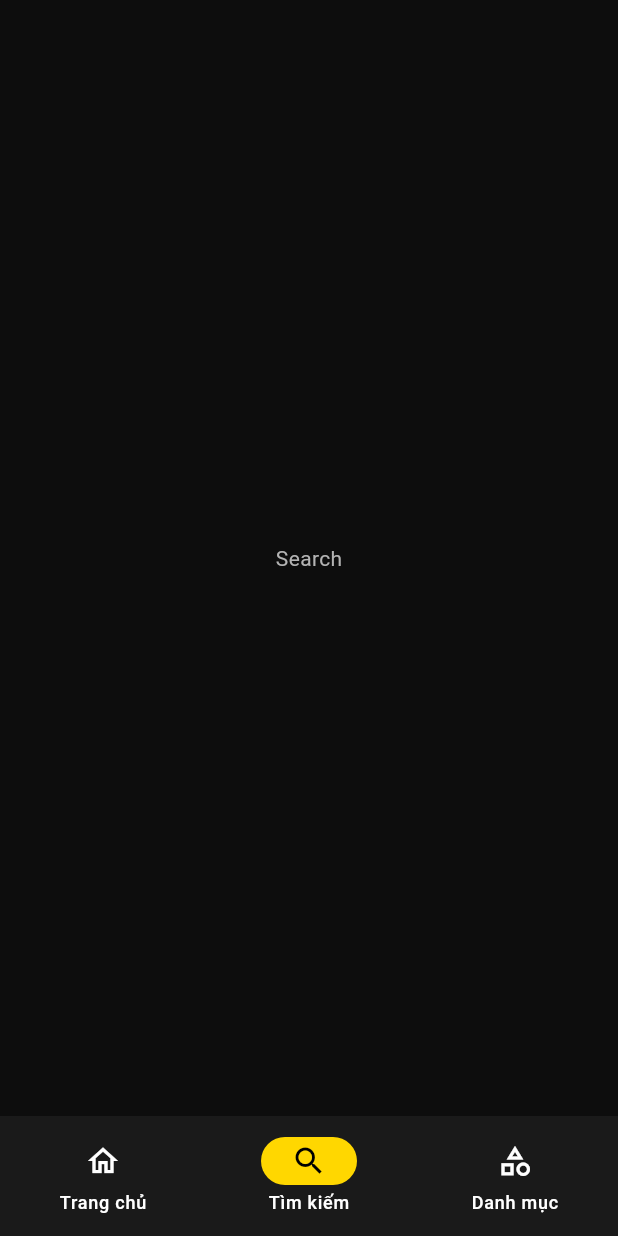
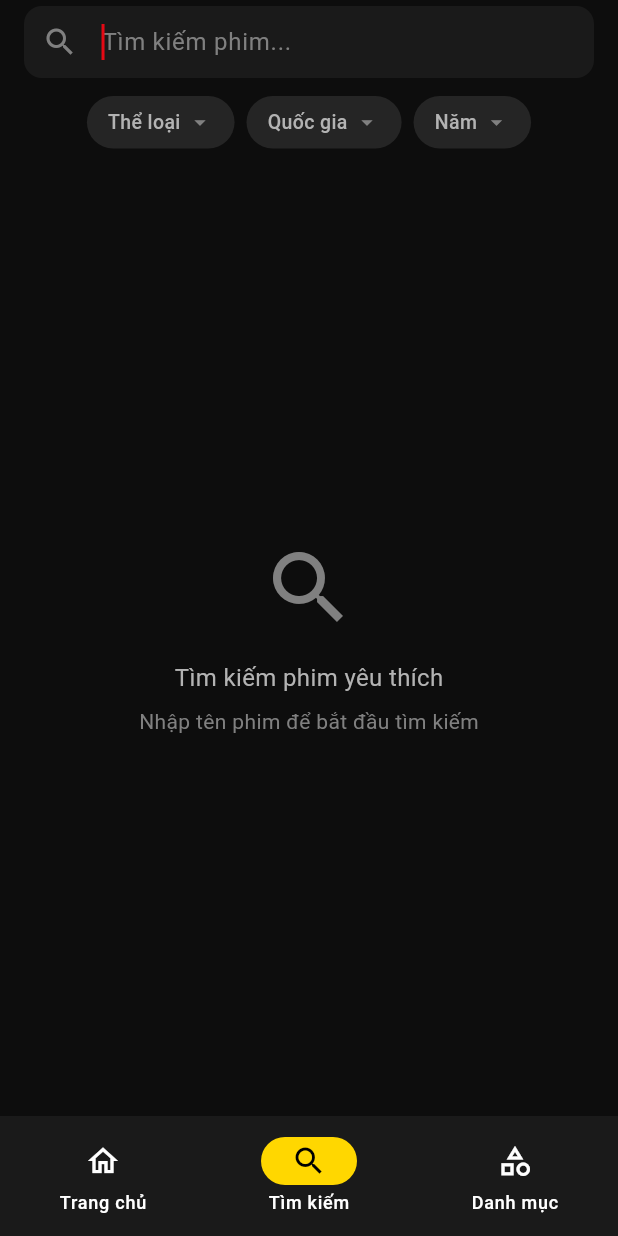
Before and after one commit to vien105200318/nolelamphim, a Flutter app: the screen it shows after launch, item 2 of the bottom bar chosen, on a phone screen of 412 x 824 dp. Run offline on Flutter 3.47's test engine with Material 3 defaults, Android fonts, the phone set to English and light mode, and no system bars; our stand-ins replace cached_network_image, dio, flutter_riverpod, freezed_annotation, go_router, shimmer and 1 more; network calls fail.

Commit message:
sprint-5/search: add Search + Filter for Flutter and Web
Flutter:
- SearchProvider with debounce, categories/countries/years fetchers
- SearchScreen with search bar, filter chips, results grid
- SearchBarWidget with auto-focus
- FilterChips dropdown for category/country/year

Web:
- /search page with client-side search and debounce (400ms)
- Dropdown filters for Thể loại, Quốc gia, Năm
- Results grid with loading skeleton and empty states

```diff
--- /dev/null
+++ b/lib/features/search/providers/search_provider.dart
@@ -0,0 +1,56 @@
+import 'package:flutter_riverpod/flutter_riverpod.dart';
+import '../../../core/api/api_endpoints.dart';
+import '../../../core/models/data_list_response.dart';
+import '../../../core/models/list_response.dart';
+import '../../../core/models/movie.dart';
+import '../../../core/models/category.dart';
+import '../../../core/models/country.dart';
+import '../../../core/models/year_item.dart';
+import '../../home/providers/home_provider.dart';
+
+final searchQueryProvider = StateProvider<String>((ref) => '');
+
+final searchResultsProvider = FutureProvider<List<Movie>>((ref) async {
+  final query = ref.watch(searchQueryProvider);
+  if (query.trim().isEmpty) return [];
+  final api = ref.read(apiClientProvider);
+  final response = await api.get(
+    ApiEndpoints.search,
+    params: {'keyword': query, 'limit': 20},
+  );
+  final data = ListResponse<Movie>.fromJson(
+    response.data as Map<String, dynamic>,
+    (json) => Movie.fromJson(json),
+  );
+  return data.items;
+});
+
+final categoriesProvider = FutureProvider<List<Category>>((ref) async {
+  final api = ref.read(apiClientProvider);
+  final response = await api.get(ApiEndpoints.categories);
+  final data = DataListResponse<Category>.fromJson(
+    response.data as Map<String, dynamic>,
+    (json) => Category.fromJson(json),
+  );
+  return data.items;
+});
+
+final countriesProvider = FutureProvider<List<Country>>((ref) async {
+  final api = ref.read(apiClientProvider);
+  final response = await api.get(ApiEndpoints.countries);
+  final data = DataListResponse<Country>.fromJson(
+    response.data as Map<String, dynamic>,
+    (json) => Country.fromJson(json),
+  );
+  return data.items;
+});
+
+final yearsProvider = FutureProvider<List<String>>((ref) async {
+  final api = ref.read(apiClientProvider);
+  final response = await api.get(ApiEndpoints.years);
+  final data = DataListResponse<YearItem>.fromJson(
+    response.data as Map<String, dynamic>,
+    (json) => YearItem.fromJson(json),
+  );
+  return data.items.map((e) => e.name).toList();
+});
--- a/lib/features/search/screens/search_screen.dart
+++ b/lib/features/search/screens/search_screen.dart
@@ -1,12 +1,174 @@
 import 'package:flutter/material.dart';
+import 'package:flutter_riverpod/flutter_riverpod.dart';
+import '../providers/search_provider.dart';
+import '../widgets/search_bar_widget.dart';
+import '../widgets/filter_chips.dart';
+import '../../../core/theme/app_colors.dart';
+import '../../../core/models/movie.dart';
+import '../../home/widgets/movie_card.dart';
 
-class SearchScreen extends StatelessWidget {
+class SearchScreen extends ConsumerStatefulWidget {
   const SearchScreen({super.key});
 
   @override
+  ConsumerState<SearchScreen> createState() => _SearchScreenState();
+}
+
+class _SearchScreenState extends ConsumerState<SearchScreen> {
+  final _searchController = TextEditingController();
+  String? _selectedCategory;
+  String? _selectedCountry;
+  String? _selectedYear;
+
+  @override
+  void initState() {
+    super.initState();
+    Future.microtask(() {
+      ref.read(categoriesProvider);
+      ref.read(countriesProvider);
+      ref.read(yearsProvider);
+    });
+  }
+
+  @override
+  void dispose() {
+    _searchController.dispose();
+    super.dispose();
+  }
+
+  void _onCategorySelected(String? slug) {
+    setState(() => _selectedCategory = slug);
+    if (slug != null) {
+      // navigate to category filtered view
+    }
+  }
+
+  void _onCountrySelected(String? slug) {
+    setState(() => _selectedCountry = slug);
+    if (slug != null) {
+      // navigate to country filtered view
+    }
+  }
+
+  void _onYearSelected(String? year) {
+    setState(() => _selectedYear = year);
+    if (year != null) {
+      // navigate to year filtered view
+    }
+  }
+
+  @override
   Widget build(BuildContext context) {
-    return const Center(
-      child: Text('Search'),
+    final query = ref.watch(searchQueryProvider);
+    final resultsAsync = ref.watch(searchResultsProvider);
+
+    return Scaffold(
+      backgroundColor: AppColors.bgDark,
+      appBar: AppBar(
+        backgroundColor: AppColors.bgDark,
+        title: SearchBarWidget(
+          controller: _searchController,
+          onChanged: (value) =>
+              ref.read(searchQueryProvider.notifier).state = value,
+        ),
+      ),
+      body: Column(
+        children: [
+          FilterChips(
+            selectedCategory: _selectedCategory,
+            selectedCountry: _selectedCountry,
+            selectedYear: _selectedYear,
+            onCategorySelected: _onCategorySelected,
+            onCountrySelected: _onCountrySelected,
+            onYearSelected: _onYearSelected,
+          ),
+          Expanded(
+            child: query.trim().isEmpty
+                ? _buildEmpty()
+                : resultsAsync.when(
+                    data: (movies) => _buildResults(movies),
+                    loading: () => const Center(
+                      child: CircularProgressIndicator(
+                        color: AppColors.primary,
+                      ),
+                    ),
+                    error: (e, _) => _buildError(),
+                  ),
+          ),
+        ],
+      ),
+    );
+  }
+
+  Widget _buildEmpty() {
+    return Center(
+      child: Column(
+        mainAxisAlignment: MainAxisAlignment.center,
+        children: [
+          Icon(Icons.search, size: 64, color: AppColors.textMuted),
+          const SizedBox(height: 16),
+          Text(
+            'Tìm kiếm phim yêu thích',
+            style: TextStyle(color: AppColors.textSecondary, fontSize: 16),
+          ),
+          const SizedBox(height: 8),
+          Text(
+            'Nhập tên phim để bắt đầu tìm kiếm',
+            style: TextStyle(color: AppColors.textMuted, fontSize: 14),
+          ),
+        ],
+      ),
+    );
+  }
+
+  Widget _buildResults(List<Movie> movies) {
+    if (movies.isEmpty) {
+      return Center(
+        child: Column(
+          mainAxisAlignment: MainAxisAlignment.center,
+          children: [
+            Icon(Icons.movie_outlined, size: 48, color: AppColors.textMuted),
+            const SizedBox(height: 12),
+            Text(
+              'Không tìm thấy kết quả',
+              style: TextStyle(color: AppColors.textSecondary, fontSize: 16),
+            ),
+          ],
+        ),
+      );
+    }
+
+    return LayoutBuilder(
+      builder: (context, constraints) {
+        final crossAxisCount = constraints.maxWidth > 600 ? 4 : 2;
+        return GridView.builder(
+          padding: const EdgeInsets.all(12),
+          gridDelegate: SliverGridDelegateWithFixedCrossAxisCount(
+            crossAxisCount: crossAxisCount,
+            childAspectRatio: 0.65,
+            crossAxisSpacing: 10,
+            mainAxisSpacing: 10,
+          ),
+          itemCount: movies.length,
+          itemBuilder: (context, index) => MovieCard(movie: movies[index]),
+        );
+      },
+    );
+  }
+
+  Widget _buildError() {
+    return Center(
+      child: Column(
+        mainAxisAlignment: MainAxisAlignment.center,
+        children: [
+          Icon(Icons.error_outline, size: 48, color: AppColors.textMuted),
+          const SizedBox(height: 12),
+          Text(
+            'Có lỗi xảy ra',
+            style: TextStyle(color: AppColors.textSecondary, fontSize: 16),
+          ),
+        ],
+      ),
     );
   }
 }
--- /dev/null
+++ b/lib/features/search/widgets/filter_chips.dart
@@ -0,0 +1,198 @@
+import 'package:flutter/material.dart';
+import 'package:flutter_riverpod/flutter_riverpod.dart';
+import '../providers/search_provider.dart';
+import '../../../core/theme/app_colors.dart';
+
+class FilterChips extends ConsumerWidget {
+  final String? selectedCategory;
+  final String? selectedCountry;
+  final String? selectedYear;
+  final ValueChanged<String?> onCategorySelected;
+  final ValueChanged<String?> onCountrySelected;
+  final ValueChanged<String?> onYearSelected;
+
+  const FilterChips({
+    super.key,
+    this.selectedCategory,
+    this.selectedCountry,
+    this.selectedYear,
+    required this.onCategorySelected,
+    required this.onCountrySelected,
+    required this.onYearSelected,
+  });
+
+  @override
+  Widget build(BuildContext context, WidgetRef ref) {
+    final categoriesAsync = ref.watch(categoriesProvider);
+    final countriesAsync = ref.watch(countriesProvider);
+    final yearsAsync = ref.watch(yearsProvider);
+
+    return Container(
+      padding: const EdgeInsets.symmetric(horizontal: 12, vertical: 8),
+      child: SingleChildScrollView(
+        scrollDirection: Axis.horizontal,
+        child: Row(
+          children: [
+            _FilterDropdown(
+              label: selectedCategory ?? 'Thể loại',
+              active: selectedCategory != null,
+              onTap: () => _showPicker(
+                context,
+                'Chọn thể loại',
+                categoriesAsync.when(
+                  data: (items) =>
+                      items.map((e) => _PickerItem(e.name, e.slug)).toList(),
+                  loading: () => [],
+                  error: (_, _) => [],
+                ),
+                onCategorySelected,
+              ),
+            ),
+            const SizedBox(width: 8),
+            _FilterDropdown(
+              label: selectedCountry ?? 'Quốc gia',
+              active: selectedCountry != null,
+              onTap: () => _showPicker(
+                context,
+                'Chọn quốc gia',
+                countriesAsync.when(
+                  data: (items) =>
+                      items.map((e) => _PickerItem(e.name, e.slug)).toList(),
+                  loading: () => [],
+                  error: (_, _) => [],
+                ),
+                onCountrySelected,
+              ),
+            ),
+            const SizedBox(width: 8),
+            _FilterDropdown(
+              label: selectedYear ?? 'Năm',
+              active: selectedYear != null,
+              onTap: () => _showPicker(
+                context,
+                'Chọn năm',
+                yearsAsync.when(
+                  data: (items) =>
+                      items.map((e) => _PickerItem(e, e)).toList(),
+                  loading: () => [],
+                  error: (_, _) => [],
+                ),
+                onYearSelected,
+              ),
+            ),
+          ],
+        ),
+      ),
+    );
+  }
+
+  void _showPicker(
+    BuildContext context,
+    String title,
+    List<_PickerItem> items,
+    ValueChanged<String?> onSelected,
+  ) {
+    showModalBottomSheet(
+      context: context,
+      backgroundColor: AppColors.bgSurface,
+      shape: const RoundedRectangleBorder(
+        borderRadius: BorderRadius.vertical(top: Radius.circular(16)),
+      ),
+      builder: (ctx) {
+        return Column(
+          mainAxisSize: MainAxisSize.min,
+          children: [
+            Padding(
+              padding: const EdgeInsets.all(16),
+              child: Text(
+                title,
+                style: const TextStyle(
+                  color: AppColors.textPrimary,
+                  fontSize: 18,
+                  fontWeight: FontWeight.bold,
+                ),
+              ),
+            ),
+            const Divider(color: AppColors.bgCard, height: 1),
+            SizedBox(
+              height: 300,
+              child: items.isEmpty
+                  ? const Center(
+                      child: CircularProgressIndicator(
+                          color: AppColors.primary))
+                  : ListView.separated(
+                      itemCount: items.length,
+                      separatorBuilder: (_, _) =>
+                          const Divider(color: AppColors.bgCard, height: 1),
+                      itemBuilder: (_, i) {
+                        final item = items[i];
+                        return ListTile(
+                          title: Text(
+                            item.label,
+                            style: const TextStyle(color: AppColors.textPrimary),
+                          ),
+                          onTap: () {
+                            onSelected(item.value);
+                            Navigator.pop(ctx);
+                          },
+                        );
+                      },
+                    ),
+            ),
+          ],
+        );
+      },
+    );
+  }
+}
+
+class _PickerItem {
+  final String label;
+  final String value;
+  _PickerItem(this.label, this.value);
+}
+
+class _FilterDropdown extends StatelessWidget {
+  final String label;
+  final bool active;
+  final VoidCallback onTap;
+
+  const _FilterDropdown({
+    required this.label,
+    required this.active,
+    required this.onTap,
+  });
+
+  @override
+  Widget build(BuildContext context) {
+    return GestureDetector(
+      onTap: onTap,
+      child: Container(
+        padding: const EdgeInsets.symmetric(horizontal: 14, vertical: 8),
+        decoration: BoxDecoration(
+          color: active ? AppColors.primary : AppColors.bgCard,
+          borderRadius: BorderRadius.circular(20),
+        ),
+        child: Row(
+          mainAxisSize: MainAxisSize.min,
+          children: [
+            Text(
+              label,
+              style: TextStyle(
+                color: active ? Colors.white : AppColors.textSecondary,
+                fontSize: 13,
+                fontWeight: FontWeight.w500,
+              ),
+            ),
+            const SizedBox(width: 4),
+            Icon(
+              Icons.arrow_drop_down,
+              size: 18,
+              color: active ? Colors.white : AppColors.textMuted,
+            ),
+          ],
+        ),
+      ),
+    );
+  }
+}
--- /dev/null
+++ b/lib/features/search/widgets/search_bar_widget.dart
@@ -0,0 +1,57 @@
+import 'package:flutter/material.dart';
+import '../../../core/theme/app_colors.dart';
+
+class SearchBarWidget extends StatefulWidget {
+  final TextEditingController controller;
+  final ValueChanged<String> onChanged;
+
+  const SearchBarWidget({
+    super.key,
+    required this.controller,
+    required this.onChanged,
+  });
+
+  @override
+  State<SearchBarWidget> createState() => _SearchBarWidgetState();
+}
+
+class _SearchBarWidgetState extends State<SearchBarWidget> {
+  @override
+  void initState() {
+    super.initState();
+    widget.controller.addListener(() {
+      widget.onChanged(widget.controller.text);
+    });
+  }
+
+  @override
+  Widget build(BuildContext context) {
+    return TextField(
+      controller: widget.controller,
+      autofocus: true,
+      style: const TextStyle(color: AppColors.textPrimary, fontSize: 16),
+      decoration: InputDecoration(
+        hintText: 'Tìm kiếm phim...',
+        hintStyle: TextStyle(color: AppColors.textMuted),
+        prefixIcon: Icon(Icons.search, color: AppColors.textMuted),
+        suffixIcon: widget.controller.text.isNotEmpty
+            ? IconButton(
+                icon: Icon(Icons.clear, color: AppColors.textMuted),
+                onPressed: () {
+                  widget.controller.clear();
+                  widget.onChanged('');
+                },
+              )
+            : null,
+        filled: true,
+        fillColor: AppColors.bgSurface,
+        border: OutlineInputBorder(
+          borderRadius: BorderRadius.circular(12),
+          borderSide: BorderSide.none,
+        ),
+        contentPadding:
+            const EdgeInsets.symmetric(horizontal: 16, vertical: 12),
+      ),
+    );
+  }
+}
```
Also changed, not shown: 1 other file.
